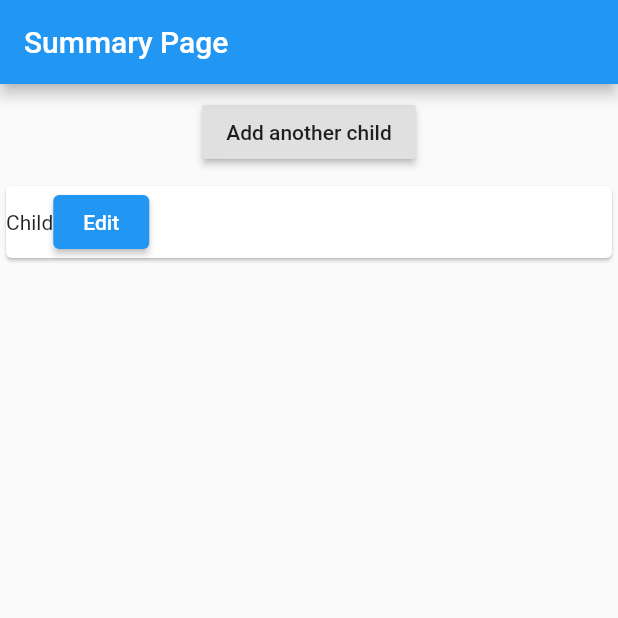
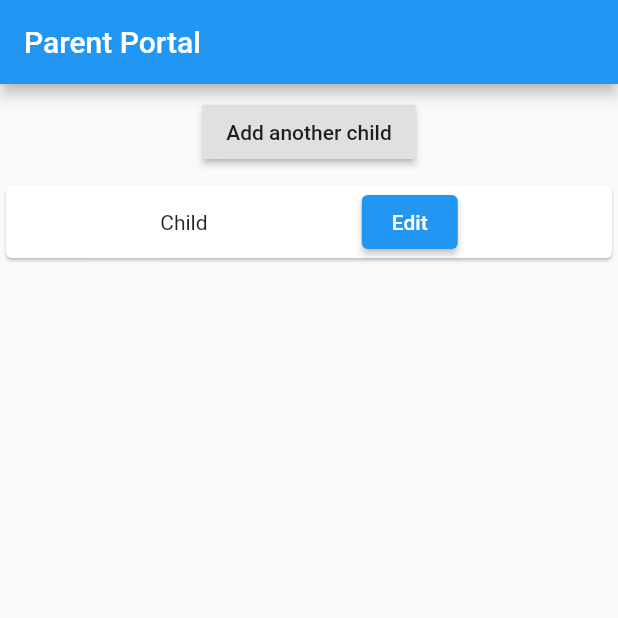
Before and after one commit to Emilywang98/Piggyfund, a Flutter app: the screen it shows after launch, on a phone screen of 412 x 824 dp, the top half of it. Run offline on Flutter 3.47's test engine with Material 2 defaults, Android fonts, the phone set to English and light mode, and no system bars.

Commit message:
hi vivian theres a lot of errors

```diff
--- a/piggy_fund/lib/child_add.dart
+++ b/piggy_fund/lib/child_add.dart
@@ -4,7 +4,8 @@ import 'package:flutter/semantics.dart';
 import 'package:piggy_fund/parent_child_details.dart';
 import 'model/child.dart';
 
-Child c1 = Child(0, "Carl", "Wang", 200.00, 0.05, 15.00, new DateTime.utc(2020, 1, 1), 60, 14);
+Child c1 = Child(0, "Carl", "Wang", 200.00, 0.05, 15.00,
+    new DateTime.utc(2020, 1, 1), 60, 14);
 
 class Products extends StatelessWidget {
   //everything in this class is not changeable because its stateless
@@ -21,6 +22,7 @@ class Products extends StatelessWidget {
           .map(
             (element) => Card(
               child: Row(
+                mainAxisAlignment: MainAxisAlignment.spaceEvenly,
                 children: <Widget>[
                   Text(element),
                   ElevatedButton(
@@ -28,7 +30,10 @@ class Products extends StatelessWidget {
                     onPressed: () {
                       Navigator.push(
                         context,
-                        MaterialPageRoute(builder: (context) => ChildDetails(item: c1,)),
+                        MaterialPageRoute(
+                            builder: (context) => ChildDetails(
+                                  item: c1,
+                                )),
                       );
                     },
                   ),
--- a/piggy_fund/lib/main.dart
+++ b/piggy_fund/lib/main.dart
@@ -1,36 +1,45 @@
 import 'package:flutter/material.dart';
-import 'package:piggy_fund/parent_child_details.dart';
-import 'package:piggy_fund/model/child.dart';
 import './parentsum.dart';
 
-Child c1 = Child(0, "Carl", "Wang", 200.00, 0.05, 15.00, new DateTime.utc(2020, 1, 1), 60, 14);
 main() {
-  runApp(MaterialApp(
-    title: 'PiggyFund',
-    home: MyApp(),
-  ));
+  runApp(MyApp());
 }
 
 class MyApp extends StatelessWidget {
+  @override
+//extends inherits from another class
+//method called build - draw a widget using the build function
+//takes one argument called context, thing returned on the screen
+  build(context) {
+    return MaterialApp(
+      home: Scaffold(
+        appBar: AppBar(
+          title: Text('Parent Portal'),
+        ),
+        body: ParentSum('Child'),
+      ),
+    );
+  }
+}
+
+class FirstRoute extends StatelessWidget {
   @override
   Widget build(BuildContext context) {
     return Scaffold(
       appBar: AppBar(
         title: Text('Summary Page'),
       ),
-      body: Column(
-        children: <Widget>[
-        //   ElevatedButton(
-        //   child: Text('Edit'),
-        //   onPressed: () {
-        //     Navigator.push(
-        //       context,
-        //       MaterialPageRoute(builder: (context) => ChildDetails(item: c1,)),
-        //     );
-        //   },
-        // ),
-        ParentSum('Child'),
-      ]),
+      body: Center(
+        child: ElevatedButton(
+          child: Text('Edit'),
+          onPressed: () {
+            Navigator.push(
+              context,
+              MaterialPageRoute(builder: (context) => SecondRoute()),
+            );
+          },
+        ),
+      ),
     );
   }
 }
```
Also changed, not shown: piggy_fund/lib/new_child.dart (added, +39 -0 lines), piggy_fund/lib/parentsum.dart (+10 -9 lines).
